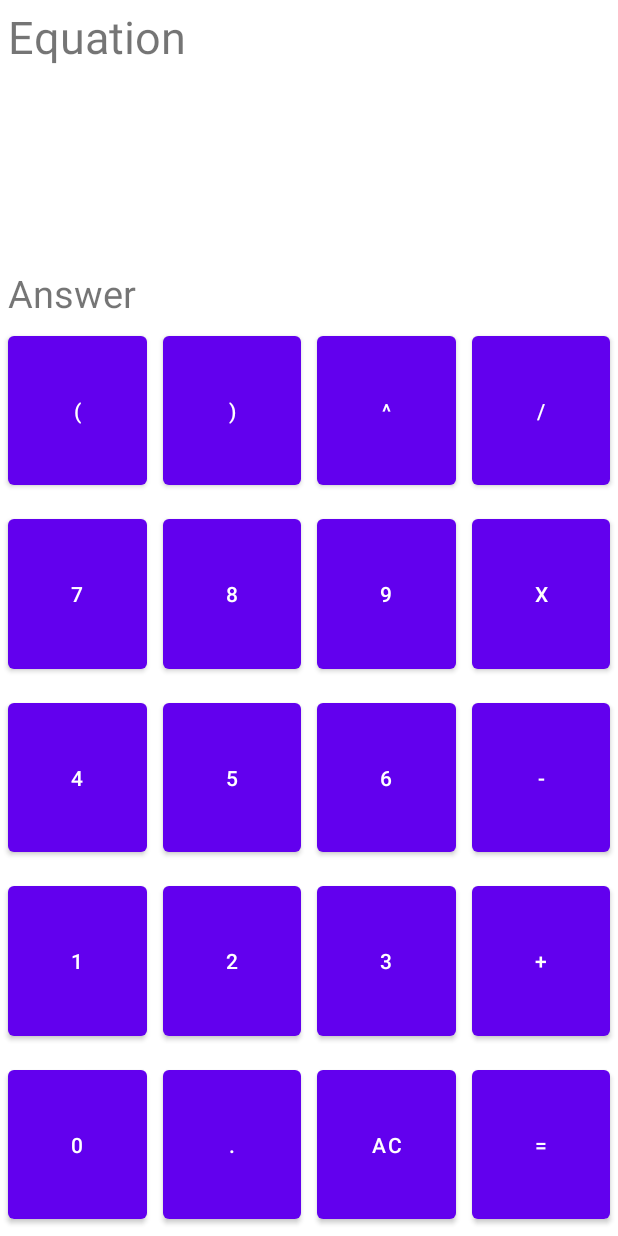
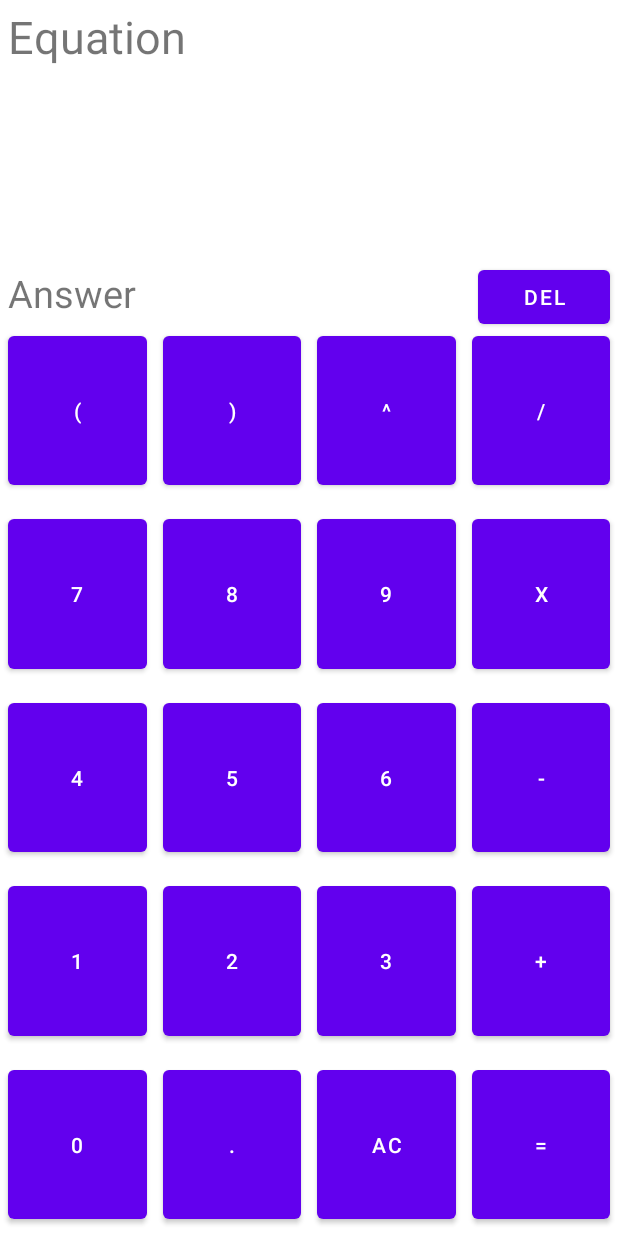
Before and after one commit to ArnavBharti/calculator, an Android app: the layout activity_main.xml on its own in the app's theme, with its tools: preview values and no code run, on a phone screen of 412 x 824 dp. Run offline under Robolectric (Android 15) with nearby library versions, the phone set to English and light mode, and no system bars.

```diff
--- a/app/src/main/res/layout/activity_main.xml
+++ b/app/src/main/res/layout/activity_main.xml
@@ -27,9 +27,8 @@
         android:layout_width="0dp"
         android:layout_height="wrap_content"
         android:layout_marginStart="5dp"
-        android:layout_marginEnd="5dp"
         android:textSize="25sp"
-        app:layout_constraintEnd_toEndOf="parent"
+        app:layout_constraintEnd_toStartOf="@+id/buttonDel"
         app:layout_constraintStart_toStartOf="parent"
         app:layout_constraintTop_toBottomOf="@+id/mainView"
         tools:text="Answer" />
@@ -314,4 +313,16 @@
         app:layout_constraintStart_toEndOf="@+id/buttonAllClear"
         app:layout_constraintTop_toBottomOf="@+id/buttonAddition" />
 
+    <Button
+        android:id="@+id/buttonDel"
+        android:layout_width="wrap_content"
+        android:layout_height="wrap_content"
+        android:layout_marginTop="5dp"
+        android:layout_marginEnd="5dp"
+        android:layout_marginBottom="5dp"
+        android:text="@string/del"
+        app:layout_constraintBottom_toTopOf="@+id/buttonDivision"
+        app:layout_constraintEnd_toEndOf="parent"
+        app:layout_constraintTop_toBottomOf="@+id/mainView" />
+
 </androidx.constraintlayout.widget.ConstraintLayout>
--- a/app/src/main/res/values/strings.xml
+++ b/app/src/main/res/values/strings.xml
@@ -21,4 +21,5 @@
     <string name="x">x</string>
     <string name="_8">8</string>
     <string name="_9">9</string>
+    <string name="del">DEL</string>
 </resources>
```
Also changed, not shown: app/src/main/java/com/example/calculator/MainActivity.kt (+58 -64 lines).
